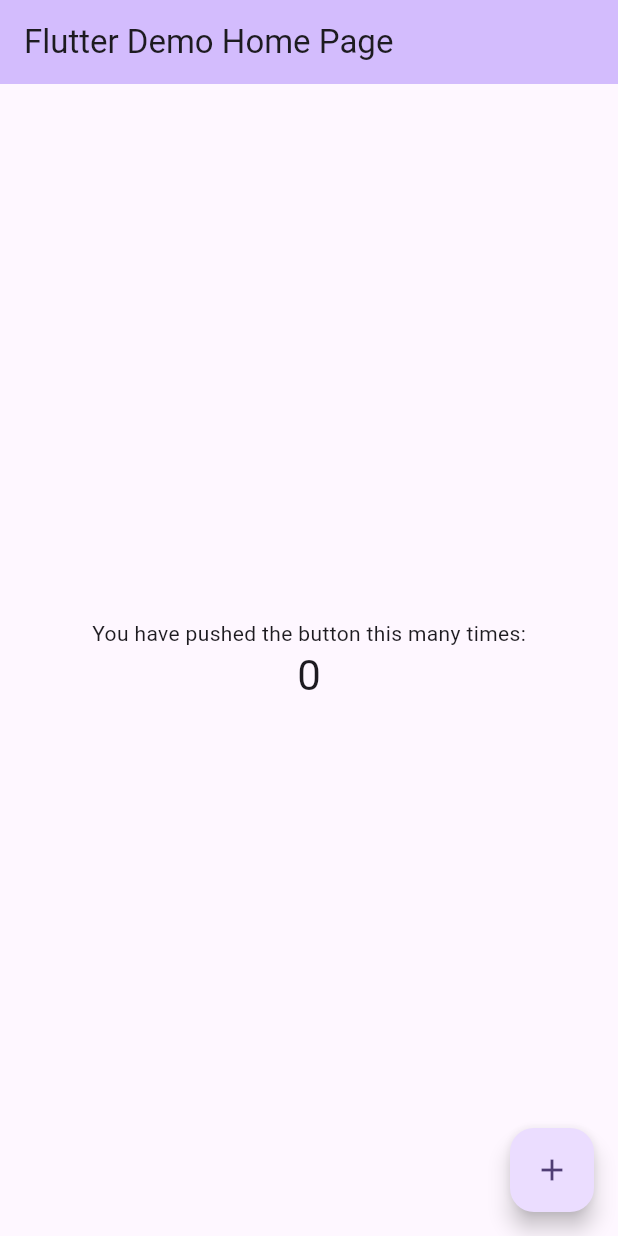
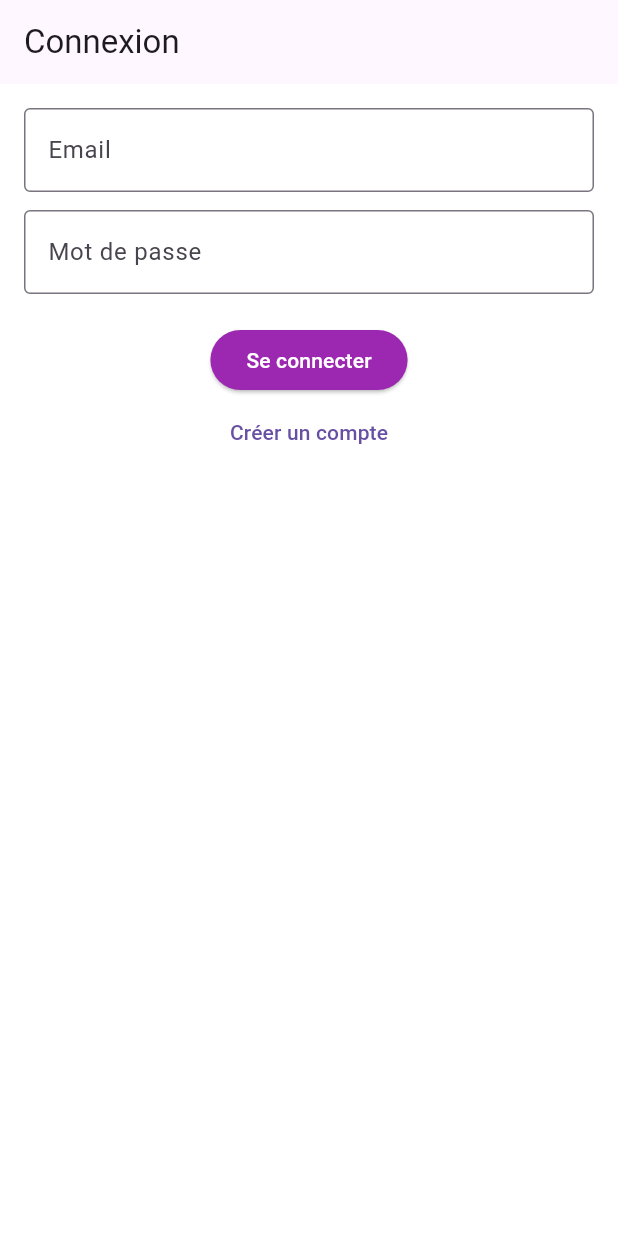
Before and after one commit to abdoulaye-coulibaly/Projet-Flutter, a Flutter app: the screen it shows after launch, on a phone screen of 412 x 824 dp. Run offline on Flutter 3.47's test engine with Material 3 defaults, Android fonts, the phone set to English and light mode, and no system bars; our stand-ins replace firebase_auth, firebase_core; accounts and stored records are empty.

Commit message:
{ADD} creation de dossier screens et les fichiers

```diff
--- a/wechat/lib/main.dart
+++ b/wechat/lib/main.dart
@@ -1,122 +1,27 @@
 import 'package:flutter/material.dart';
+import 'package:firebase_core/firebase_core.dart';
+import 'screens/auth_gate.dart';
 
-void main() {
+void main() async {
+  WidgetsFlutterBinding.ensureInitialized();
+  await Firebase.initializeApp();
   runApp(const MyApp());
 }
 
 class MyApp extends StatelessWidget {
   const MyApp({super.key});
-
-  // This widget is the root of your application.
   @override
   Widget build(BuildContext context) {
     return MaterialApp(
-      title: 'Flutter Demo',
+      title: 'Chat App',
       theme: ThemeData(
-        // This is the theme of your application.
-        //
-        // TRY THIS: Try running your application with "flutter run". You'll see
-        // the application has a purple toolbar. Then, without quitting the app,
-        // try changing the seedColor in the colorScheme below to Colors.green
-        // and then invoke "hot reload" (save your changes or press the "hot
-        // reload" button in a Flutter-supported IDE, or press "r" if you used
-        // the command line to start the app).
-        //
-        // Notice that the counter didn't reset back to zero; the application
-        // state is not lost during the reload. To reset the state, use hot
-        // restart instead.
-        //
-        // This works for code too, not just values: Most code changes can be
-        // tested with just a hot reload.
-        colorScheme: ColorScheme.fromSeed(seedColor: Colors.deepPurple),
+        primarySwatch: Colors.purple,
+        scaffoldBackgroundColor: Colors.white,
+        inputDecorationTheme: const InputDecorationTheme(
+          border: OutlineInputBorder(),
+        ),
       ),
-      home: const MyHomePage(title: 'Flutter Demo Home Page'),
+      home: const AuthGate(),
     );
   }
 }
-
-class MyHomePage extends StatefulWidget {
-  const MyHomePage({super.key, required this.title});
-
-  // This widget is the home page of your application. It is stateful, meaning
-  // that it has a State object (defined below) that contains fields that affect
-  // how it looks.
-
-  // This class is the configuration for the state. It holds the values (in this
-  // case the title) provided by the parent (in this case the App widget) and
-  // used by the build method of the State. Fields in a Widget subclass are
-  // always marked "final".
-
-  final String title;
-
-  @override
-  State<MyHomePage> createState() => _MyHomePageState();
-}
-
-class _MyHomePageState extends State<MyHomePage> {
-  int _counter = 0;
-
-  void _incrementCounter() {
-    setState(() {
-      // This call to setState tells the Flutter framework that something has
-      // changed in this State, which causes it to rerun the build method below
-      // so that the display can reflect the updated values. If we changed
-      // _counter without calling setState(), then the build method would not be
-      // called again, and so nothing would appear to happen.
-      _counter++;
-    });
-  }
-
-  @override
-  Widget build(BuildContext context) {
-    // This method is rerun every time setState is called, for instance as done
-    // by the _incrementCounter method above.
-    //
-    // The Flutter framework has been optimized to make rerunning build methods
-    // fast, so that you can just rebuild anything that needs updating rather
-    // than having to individually change instances of widgets.
-    return Scaffold(
-      appBar: AppBar(
-        // TRY THIS: Try changing the color here to a specific color (to
-        // Colors.amber, perhaps?) and trigger a hot reload to see the AppBar
-        // change color while the other colors stay the same.
-        backgroundColor: Theme.of(context).colorScheme.inversePrimary,
-        // Here we take the value from the MyHomePage object that was created by
-        // the App.build method, and use it to set our appbar title.
-        title: Text(widget.title),
-      ),
-      body: Center(
-        // Center is a layout widget. It takes a single child and positions it
-        // in the middle of the parent.
-        child: Column(
-          // Column is also a layout widget. It takes a list of children and
-          // arranges them vertically. By default, it sizes itself to fit its
-          // children horizontally, and tries to be as tall as its parent.
-          //
-          // Column has various properties to control how it sizes itself and
-          // how it positions its children. Here we use mainAxisAlignment to
-          // center the children vertically; the main axis here is the vertical
-          // axis because Columns are vertical (the cross axis would be
-          // horizontal).
-          //
-          // TRY THIS: Invoke "debug painting" (choose the "Toggle Debug Paint"
-          // action in the IDE, or press "p" in the console), to see the
-          // wireframe for each widget.
-          mainAxisAlignment: MainAxisAlignment.center,
-          children: <Widget>[
-            const Text('You have pushed the button this many times:'),
-            Text(
-              '$_counter',
-              style: Theme.of(context).textTheme.headlineMedium,
-            ),
-          ],
-        ),
-      ),
-      floatingActionButton: FloatingActionButton(
-        onPressed: _incrementCounter,
-        tooltip: 'Increment',
-        child: const Icon(Icons.add),
-      ), // This trailing comma makes auto-formatting nicer for build methods.
-    );
-  }
-}
--- /dev/null
+++ b/wechat/lib/screens/auth_gate.dart
@@ -0,0 +1,25 @@
+import 'package:firebase_auth/firebase_auth.dart';
+import 'package:flutter/material.dart';
+import 'login_screen.dart';
+import 'chat_screen.dart';
+
+class AuthGate extends StatelessWidget {
+  const AuthGate({super.key});
+
+  @override
+  Widget build(BuildContext context) {
+    return StreamBuilder<User?>(
+      stream: FirebaseAuth.instance.authStateChanges(),
+      builder: (context, snapshot) {
+        if (snapshot.connectionState == ConnectionState.waiting) {
+          return const Center(child: CircularProgressIndicator());
+        }
+        if (snapshot.hasData) {
+          return const ChatScreen();
+        } else {
+          return const LoginScreen();
+        }
+      },
+    );
+  }
+}
--- /dev/null
+++ b/wechat/lib/screens/login_screen.dart
@@ -0,0 +1,68 @@
+import 'package:flutter/material.dart';
+import 'package:firebase_auth/firebase_auth.dart';
+import 'register_screen.dart';
+
+class LoginScreen extends StatefulWidget {
+  const LoginScreen({super.key});
+
+  @override
+  State<LoginScreen> createState() => _LoginScreenState();
+}
+
+class _LoginScreenState extends State<LoginScreen> {
+  final emailController = TextEditingController();
+  final passwordController = TextEditingController();
+
+  void login() async {
+    try {
+      await FirebaseAuth.instance.signInWithEmailAndPassword(
+        email: emailController.text.trim(),
+        password: passwordController.text.trim(),
+      );
+    } catch (e) {
+      ScaffoldMessenger.of(context).showSnackBar(
+        SnackBar(content: Text('Erreur de connexion : \$e')),
+      );
+    }
+  }
+
+  @override
+  Widget build(BuildContext context) {
+    return Scaffold(
+      appBar: AppBar(title: const Text("Connexion")),
+      body: Padding(
+        padding: const EdgeInsets.all(16),
+        child: Column(
+          children: [
+            TextField(
+              controller: emailController,
+              decoration: const InputDecoration(labelText: "Email"),
+            ),
+            const SizedBox(height: 12),
+            TextField(
+              controller: passwordController,
+              obscureText: true,
+              decoration: const InputDecoration(labelText: "Mot de passe"),
+            ),
+            const SizedBox(height: 20),
+            ElevatedButton(
+              onPressed: login,
+              style: ElevatedButton.styleFrom(
+                backgroundColor: Colors.purple,
+                foregroundColor: Colors.white,
+              ),
+              child: const Text("Se connecter"),
+            ),
+            TextButton(
+              onPressed: () => Navigator.push(
+                context,
+                MaterialPageRoute(builder: (_) => const RegisterScreen()),
+              ),
+              child: const Text("Créer un compte"),
+            ),
+          ],
+        ),
+      ),
+    );
+  }
+}
--- a/wechat/pubspec.yaml
+++ b/wechat/pubspec.yaml
@@ -34,6 +34,7 @@ dependencies:
   # The following adds the Cupertino Icons font to your application.
   # Use with the CupertinoIcons class for iOS style icons.
   cupertino_icons: ^1.0.8
+  firebase_auth: ^5.5.2
 
 dev_dependencies:
   flutter_test:
```
Also changed, not shown: wechat/lib/screens/chat_screen.dart (added, +22 -0 lines), wechat/lib/screens/register_screen.dart (added, +61 -0 lines), wechat/pubspec.lock, 4 other files.
